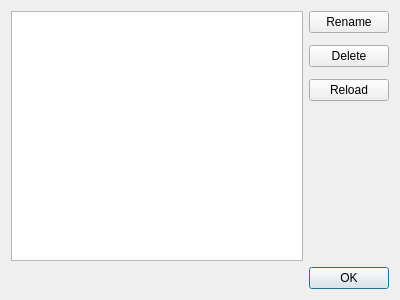
The window that widgets/dialogsettingslistconfigurator.ui (Takashi-Inoue/FileRenamer) describes before a commit, drawn with Qt 5.
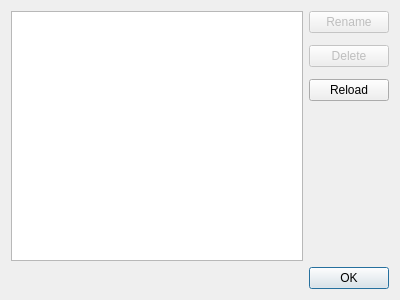
The same window after the commit. Icons and pictures are not drawn.

The edit to the form file:
```diff
--- a/widgets/dialogsettingslistconfigurator.ui
+++ b/widgets/dialogsettingslistconfigurator.ui
@@ -42,6 +42,9 @@
        </property>
        <item>
         <widget class="QPushButton" name="buttonRename">
+         <property name="enabled">
+          <bool>false</bool>
+         </property>
          <property name="sizePolicy">
           <sizepolicy hsizetype="Preferred" vsizetype="Fixed">
            <horstretch>0</horstretch>
@@ -59,6 +62,9 @@
        </item>
        <item>
         <widget class="QPushButton" name="buttonDelete">
+         <property name="enabled">
+          <bool>false</bool>
+         </property>
          <property name="sizePolicy">
           <sizepolicy hsizetype="Preferred" vsizetype="Fixed">
            <horstretch>0</horstretch>
```
Left out of the diff: 38 changed lines with no effect on the pictures.
